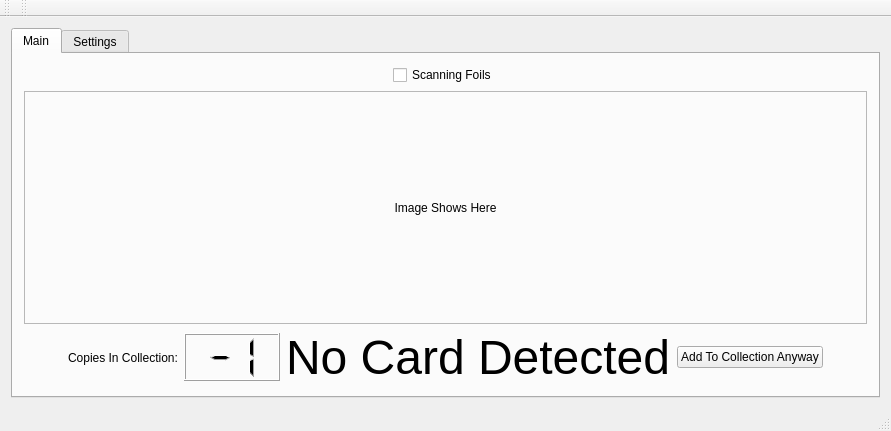
LovesTha/PyeCollectionManager, file pcmwindow.ui: the form before one commit.
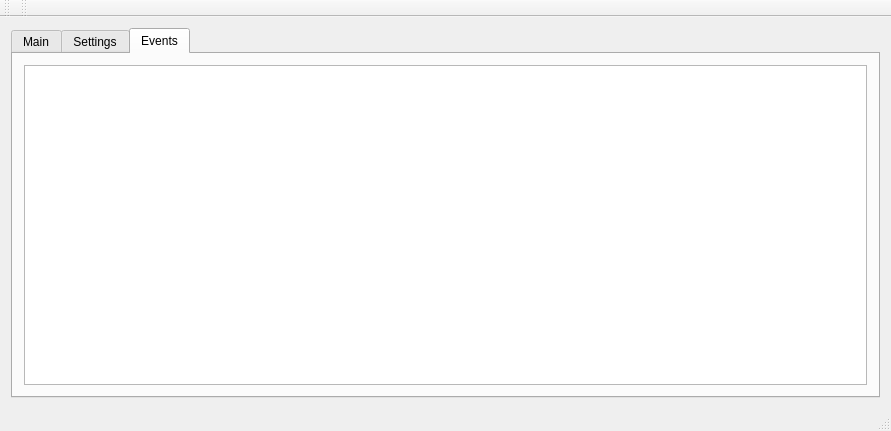
The form after the commit.

Commit message: Added a status window with plenty of useful outputs

The edit to the form file:
```diff
--- a/pcmwindow.ui
+++ b/pcmwindow.ui
@@ -18,7 +18,7 @@
     <item row="1" column="0">
      <widget class="QTabWidget" name="tabWidget">
       <property name="currentIndex">
-       <number>0</number>
+       <number>2</number>
       </property>
       <widget class="QWidget" name="mainTab">
        <attribute name="title">
@@ -322,6 +322,16 @@
         </item>
        </layout>
       </widget>
+      <widget class="QWidget" name="tab">
+       <attribute name="title">
+        <string>Events</string>
+       </attribute>
+       <layout class="QGridLayout" name="gridLayout_2">
+        <item row="0" column="0">
+         <widget class="QTextEdit" name="teStatus"/>
+        </item>
+       </layout>
+      </widget>
      </widget>
     </item>
    </layout>
```
The commit also changes 2 other files.
